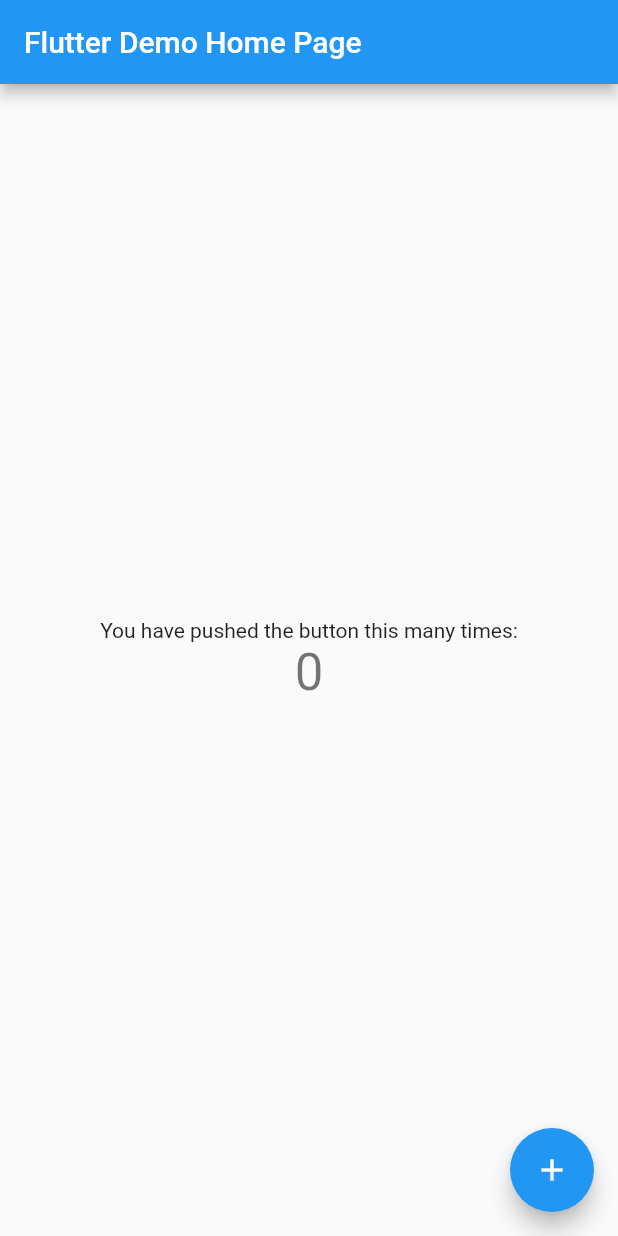
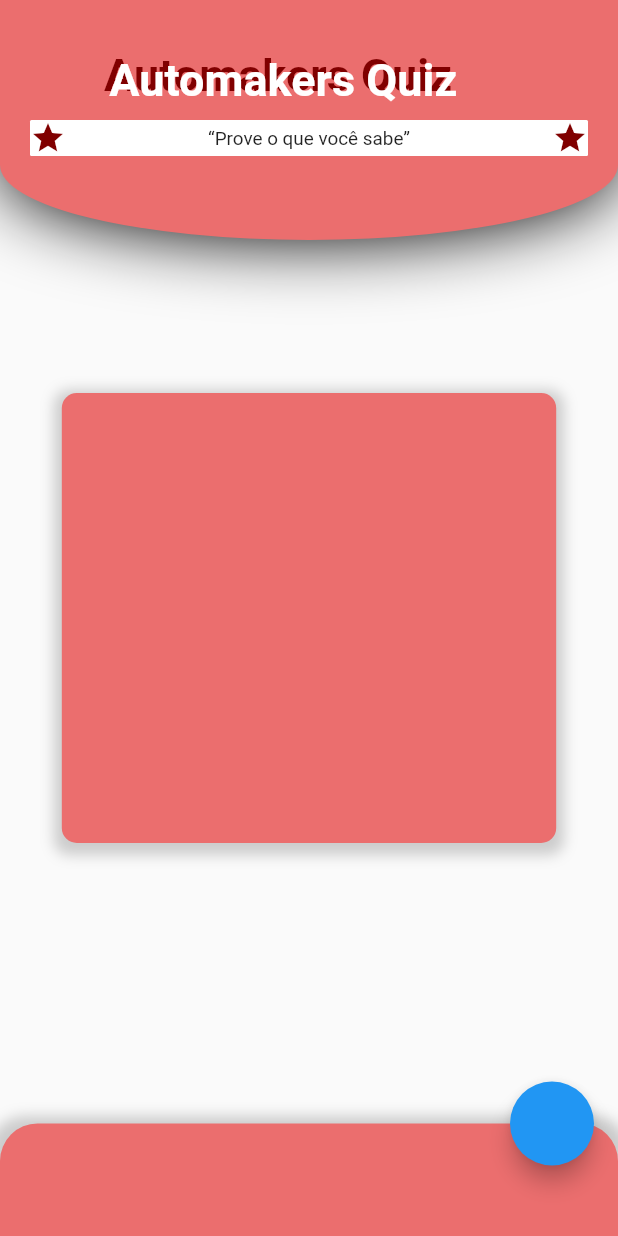
Before and after one commit to Fidjis/automakers_quiz-, a Flutter app: the screen it shows after launch, on a phone screen of 412 x 824 dp. Run offline on Flutter 3.47's test engine with Material 2 defaults, Android fonts, the phone set to English and light mode, and no system bars; our stand-ins replace get.

Commit message:
Initial config and home_page partial implementation

```diff
--- /dev/null
+++ b/lib/dependency_config.dart
@@ -0,0 +1,7 @@
+import 'package:get/get.dart';
+
+import 'presentation/pages/home_page/home_page_controller.dart';
+
+initializerDependencys() {
+  Get.lazyPut(() => HomePageController());
+}
--- a/lib/main.dart
+++ b/lib/main.dart
@@ -1,113 +1,24 @@
 import 'package:flutter/material.dart';
+import 'package:get/get.dart';
+
+import 'dependency_config.dart';
+import 'presentation/pages/home_page/home_page_view.dart';
 
 void main() {
+  initializerDependencys();
   runApp(MyApp());
 }
 
 class MyApp extends StatelessWidget {
-  // This widget is the root of your application.
   @override
   Widget build(BuildContext context) {
-    return MaterialApp(
-      title: 'Flutter Demo',
+    return GetMaterialApp(
+      debugShowCheckedModeBanner: false,
+      title: 'Automakers Quiz',
       theme: ThemeData(
-        // This is the theme of your application.
-        //
-        // Try running your application with "flutter run". You'll see the
-        // application has a blue toolbar. Then, without quitting the app, try
-        // changing the primarySwatch below to Colors.green and then invoke
-        // "hot reload" (press "r" in the console where you ran "flutter run",
-        // or simply save your changes to "hot reload" in a Flutter IDE).
-        // Notice that the counter didn't reset back to zero; the application
-        // is not restarted.
         primarySwatch: Colors.blue,
       ),
-      home: MyHomePage(title: 'Flutter Demo Home Page'),
+      home: HomePage(),
     );
   }
 }
-
-class MyHomePage extends StatefulWidget {
-  MyHomePage({Key? key, required this.title}) : super(key: key);
-
-  // This widget is the home page of your application. It is stateful, meaning
-  // that it has a State object (defined below) that contains fields that affect
-  // how it looks.
-
-  // This class is the configuration for the state. It holds the values (in this
-  // case the title) provided by the parent (in this case the App widget) and
-  // used by the build method of the State. Fields in a Widget subclass are
-  // always marked "final".
-
-  final String title;
-
-  @override
-  _MyHomePageState createState() => _MyHomePageState();
-}
-
-class _MyHomePageState extends State<MyHomePage> {
-  int _counter = 0;
-
-  void _incrementCounter() {
-    setState(() {
-      // This call to setState tells the Flutter framework that something has
-      // changed in this State, which causes it to rerun the build method below
-      // so that the display can reflect the updated values. If we changed
-      // _counter without calling setState(), then the build method would not be
-      // called again, and so nothing would appear to happen.
-      _counter++;
-    });
-  }
-
-  @override
-  Widget build(BuildContext context) {
-    // This method is rerun every time setState is called, for instance as done
-    // by the _incrementCounter method above.
-    //
-    // The Flutter framework has been optimized to make rerunning build methods
-    // fast, so that you can just rebuild anything that needs updating rather
-    // than having to individually change instances of widgets.
-    return Scaffold(
-      appBar: AppBar(
-        // Here we take the value from the MyHomePage object that was created by
-        // the App.build method, and use it to set our appbar title.
-        title: Text(widget.title),
-      ),
-      body: Center(
-        // Center is a layout widget. It takes a single child and positions it
-        // in the middle of the parent.
-        child: Column(
-          // Column is also a layout widget. It takes a list of children and
-          // arranges them vertically. By default, it sizes itself to fit its
-          // children horizontally, and tries to be as tall as its parent.
-          //
-          // Invoke "debug painting" (press "p" in the console, choose the
-          // "Toggle Debug Paint" action from the Flutter Inspector in Android
-          // Studio, or the "Toggle Debug Paint" command in Visual Studio Code)
-          // to see the wireframe for each widget.
-          //
-          // Column has various properties to control how it sizes itself and
-          // how it positions its children. Here we use mainAxisAlignment to
-          // center the children vertically; the main axis here is the vertical
-          // axis because Columns are vertical (the cross axis would be
-          // horizontal).
-          mainAxisAlignment: MainAxisAlignment.center,
-          children: <Widget>[
-            Text(
-              'You have pushed the button this many times:',
-            ),
-            Text(
-              '$_counter',
-              style: Theme.of(context).textTheme.headline4,
-            ),
-          ],
-        ),
-      ),
-      floatingActionButton: FloatingActionButton(
-        onPressed: _incrementCounter,
-        tooltip: 'Increment',
-        child: Icon(Icons.add),
-      ), // This trailing comma makes auto-formatting nicer for build methods.
-    );
-  }
-}
--- /dev/null
+++ b/lib/presentation/pages/home_page/home_page_controller.dart
@@ -0,0 +1,37 @@
+import 'package:flutter/material.dart';
+import 'package:get/get.dart';
+
+class HomePageController extends GetxController {
+  final scaffoldKey = GlobalKey<ScaffoldState>();
+
+  final startPos = Rx<double>(-1.0);
+  final endPos = Rx<double>(0.0);
+  final curve = Rx<Curve>(Curves.elasticOut);
+  final contentChild = Rx<Widget>(Container());
+
+  @override
+  void onInit() {
+    super.onInit();
+  }
+
+  @override
+  void onClose() {
+    super.onClose();
+  }
+
+  void changeContendChildWithSlidAnimation() {
+    curve.value = curve.value == Curves.elasticOut ? Curves.elasticIn : Curves.elasticOut;
+
+    startPos.value = 0.0;
+    endPos.value = 1.0;
+
+    Future.delayed(
+      Duration(milliseconds: 1000),
+      () {
+        curve.value = curve.value == Curves.elasticOut ? Curves.elasticIn : Curves.elasticOut;
+        startPos.value = 1.0;
+        endPos.value = 0.0;
+      },
+    );
+  }
+}
--- /dev/null
+++ b/lib/presentation/pages/home_page/home_page_view.dart
@@ -0,0 +1,117 @@
+import 'package:automakers_quiz/presentation/util/app_style.dart';
+import 'package:automakers_quiz/presentation/util/star_icon.dart';
+import 'package:automakers_quiz/presentation/widgets/app_title_widget.dart';
+import 'package:flutter/material.dart';
+import 'package:get/get.dart';
+
+import 'home_page_controller.dart';
+import 'home_page_widgets/home_botton_bar.dart';
+
+class HomePage extends GetView<HomePageController> {
+  @override
+  Widget build(BuildContext context) {
+    return SafeArea(
+      child: Scaffold(
+        floatingActionButton: FloatingActionButton(onPressed: () => controller.changeContendChildWithSlidAnimation()),
+        bottomSheet: HomeBottomBar(),
+        key: controller.scaffoldKey,
+        body: Stack(
+          children: [
+            buildAppBar(context),
+            Center(
+              child: SlideInOutWidget(
+                child: controller.contentChild.value,
+              ),
+            )
+          ],
+        ),
+      ),
+    );
+  }
+
+  Widget buildAppBar(BuildContext context) {
+    return Container(
+      margin: EdgeInsets.only(bottom: 10.0),
+      height: 160.0,
+      width: double.infinity,
+      decoration: BoxDecoration(
+        color: AppStyle.terciaryColor,
+        boxShadow: [BoxShadow(blurRadius: 40.0)],
+        borderRadius: BorderRadius.vertical(bottom: Radius.elliptical(MediaQuery.of(context).size.width, 100.0)),
+      ),
+      child: Stack(
+        children: <Widget>[
+          AppTitle(),
+          Positioned(
+            top: 80.0,
+            left: 0.0,
+            right: 0.0,
+            child: Container(
+              padding: EdgeInsets.symmetric(horizontal: 20.0),
+              child: DecoratedBox(
+                decoration: BoxDecoration(borderRadius: BorderRadius.circular(1.0), color: Colors.white),
+                child: Row(
+                  children: [
+                    StarIcon(),
+                    Expanded(
+                      child: Container(
+                        alignment: Alignment.center,
+                        child: Text(
+                          "“Prove o que você sabe”",
+                          textScaleFactor: 0.9,
+                          textAlign: TextAlign.center,
+                        ),
+                      ),
+                    ),
+                    StarIcon(),
+                  ],
+                ),
+              ),
+            ),
+          )
+        ],
+      ),
+    );
+  }
+}
+
+class SlideInOutWidget extends GetView<HomePageController> {
+  final Widget? child;
+  SlideInOutWidget({@required this.child});
+
+  @override
+  Widget build(BuildContext context) {
+    return Obx(
+      () => TweenAnimationBuilder(
+        tween: Tween<Offset>(begin: Offset(controller.startPos.value, 0), end: Offset(controller.endPos.value, 0)),
+        duration: Duration(seconds: 1),
+        curve: controller.curve.value,
+        builder: (context, offset, child) {
+          return FractionalTranslation(
+            translation: offset as Offset,
+            child: Center(
+              child: Container(
+                height: 300.0,
+                width: MediaQuery.of(context).size.width * 0.8,
+                decoration: BoxDecoration(
+                  color: AppStyle.terciaryColor,
+                  borderRadius: BorderRadius.all(Radius.circular(10)),
+                  boxShadow: [
+                    BoxShadow(
+                      color: Colors.grey.withOpacity(0.5),
+                      spreadRadius: 5,
+                      blurRadius: 7,
+                      offset: Offset(0, 3),
+                    ),
+                  ],
+                ),
+              ),
+            ),
+          );
+        },
+        child: child,
+        onEnd: () {},
+      ),
+    );
+  }
+}
--- /dev/null
+++ b/lib/presentation/pages/home_page/home_page_widgets/home_botton_bar.dart
@@ -0,0 +1,29 @@
+import 'package:automakers_quiz/presentation/util/app_style.dart';
+import 'package:flutter/material.dart';
+
+class HomeBottomBar extends StatelessWidget {
+  @override
+  Widget build(BuildContext context) {
+    return Container(
+      height: 75,
+      decoration: BoxDecoration(
+        color: AppStyle.terciaryColor,
+        borderRadius: const BorderRadius.vertical(
+          top: Radius.circular(25.0),
+        ),
+        boxShadow: [
+          BoxShadow(
+            color: Colors.grey.withOpacity(0.5),
+            spreadRadius: 8,
+            blurRadius: 7,
+            offset: Offset(0, 3),
+          ),
+        ],
+      ),
+      child: Row(
+        mainAxisAlignment: MainAxisAlignment.spaceAround,
+        children: <Widget>[],
+      ),
+    );
+  }
+}
--- /dev/null
+++ b/lib/presentation/util/app_style.dart
@@ -0,0 +1,7 @@
+import 'package:flutter/material.dart';
+
+class AppStyle {
+  static final primaryColor = const Color(0xFF800000);
+  static final segundaryColor = Colors.white;
+  static final terciaryColor = const Color(0xFFeb6e6e);
+}
--- /dev/null
+++ b/lib/presentation/util/star_icon.dart
@@ -0,0 +1,13 @@
+import 'package:flutter/material.dart';
+
+import 'app_style.dart';
+
+class StarIcon extends StatelessWidget {
+  @override
+  Widget build(BuildContext context) {
+    return Icon(
+      Icons.star,
+      color: AppStyle.primaryColor,
+    );
+  }
+}
--- /dev/null
+++ b/lib/presentation/widgets/app_title_widget.dart
@@ -0,0 +1,47 @@
+import 'package:automakers_quiz/presentation/util/app_style.dart';
+import 'package:flutter/material.dart';
+
+class AppTitle extends StatelessWidget {
+  @override
+  Widget build(BuildContext context) {
+    return Container(
+      width: MediaQuery.of(context).size.width * 0.9,
+      height: 100.0,
+      child: Stack(
+        alignment: Alignment.center,
+        children: <Widget>[
+          buildBackgroundAppName(),
+          buildBackgroundAppNameShadow(),
+        ],
+      ),
+    );
+  }
+
+  Widget buildBackgroundAppName() {
+    return Padding(
+      padding: const EdgeInsets.fromLTRB(0.0, 0.0, 0.0, 0.0),
+      child: Text(
+        "Automakers Quiz",
+        style: TextStyle(
+          color: AppStyle.primaryColor,
+          fontSize: 30,
+          fontWeight: FontWeight.bold,
+        ),
+      ),
+    );
+  }
+
+  Widget buildBackgroundAppNameShadow() {
+    return Padding(
+      padding: const EdgeInsets.fromLTRB(7.0, 7.0, 0.0, 0.0),
+      child: Text(
+        "Automakers Quiz",
+        style: TextStyle(
+          color: AppStyle.segundaryColor,
+          fontSize: 30,
+          fontWeight: FontWeight.bold,
+        ),
+      ),
+    );
+  }
+}
--- a/pubspec.yaml
+++ b/pubspec.yaml
@@ -28,6 +28,7 @@
   # The following adds the Cupertino Icons font to your application.
   # Use with the CupertinoIcons class for iOS style icons.
   cupertino_icons: ^1.0.2
+  get: ^4.1.4
 
 dev_dependencies:
   flutter_test:
```
Also changed, not shown: pubspec.lock.
